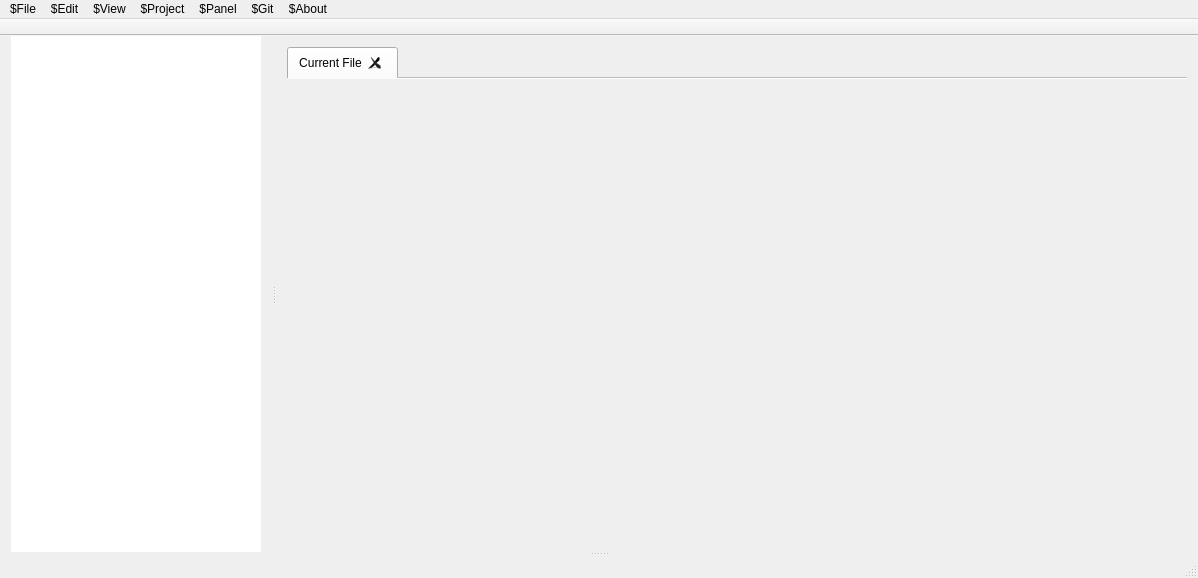
Old version of the form newVersion/SmartCode/smartcode.ui in the repository shotInLeg/SmartCode.
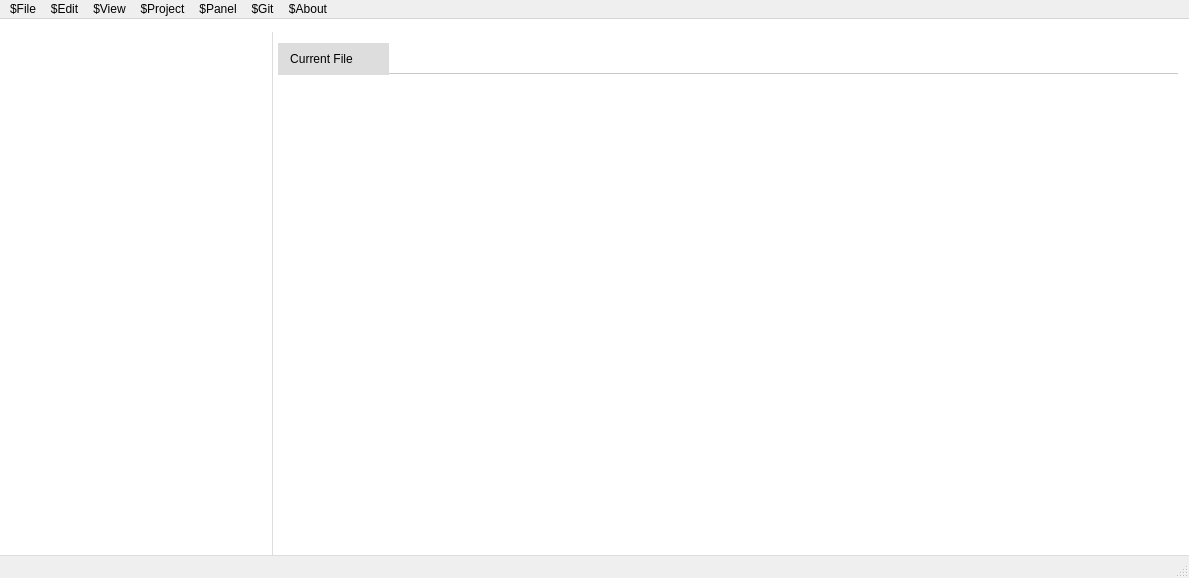
New version of the form. Icons and pictures are not drawn.

What changed in the file:
```diff
--- a/newVersion/SmartCode/smartcode.ui
+++ b/newVersion/SmartCode/smartcode.ui
@@ -14,7 +14,206 @@
    <string>SmartCode</string>
   </property>
   <property name="styleSheet">
-   <string notr="true"/>
+   <string notr="true">QToolBar {
+    border: 1px transparent #ffffff;
+    background: 1px solid #ffffff;
+    font-weight: bold;
+}
+
+QSplitter {
+	background: #ffffff;
+}
+
+QTabBar
+{
+    qproperty-drawBase: 0;
+	background-color: #ffffff;
+}
+
+QTabBar::close-button  {
+    /* image: url(:/icons/resources/icons/warning.png); */
+    background: transparent;
+}
+
+QTabBar::close-button:hover
+{
+    image: url(:/icons/resources/icons/warning.png);
+    background: transparent;
+}
+
+QTabBar::close-button:pressed {
+    image: url(:/icons/resources/icons/warning.png);
+    background: #dddddd;
+}
+
+/* qrc:/icons/resources/icons/warning.png */
+
+/* TOP TABS */
+QTabBar::tab:top {
+    background-color: #dddddd;
+}
+
+QTabBar::tab:top:!selected
+{
+    background-color: #ffffff;
+}
+
+QTabBar::tab:top:!selected:hover {
+    background-color: #eeeeee;
+}
+
+
+
+
+QSplitter::handle {
+     background-color: #dddddd;
+}
+
+QSplitter::handle:hover {
+    background-color: #787876;
+    border: 1px solid #76797C;
+}
+
+QSplitter::handle:horizontal {
+    width: 1px;
+}
+
+QSplitter::handle:vertical {
+    height: 1px;
+}
+
+QScrollBar:vertical
+{
+    background-color: #ffffff;
+    width: 15px;
+    margin: 15px 3px 15px 3px;
+    border: 1px transparent #2A2929;
+    border-radius: 4px;
+}
+
+QScrollBar::handle:vertical
+{
+    background-color: #dddddd;
+    min-height: 5px;
+    border-radius: 4px;
+}
+
+QScrollBar::sub-line:vertical
+{
+    margin: 3px 0px 3px 0px;
+    border-image: url(:/qss_icons/rc/up_arrow_disabled.png);
+    height: 10px;
+    width: 10px;
+    subcontrol-position: top;
+    subcontrol-origin: margin;
+}
+
+QScrollBar::add-line:vertical
+{
+    margin: 3px 0px 3px 0px;
+    border-image: url(:/qss_icons/rc/down_arrow_disabled.png);
+    height: 10px;
+    width: 10px;
+    subcontrol-position: bottom;
+    subcontrol-origin: margin;
+}
+
+QScrollBar::sub-line:vertical:hover,QScrollBar::sub-line:vertical:on
+{
+
+    border-image: url(:/qss_icons/rc/up_arrow.png);
+    height: 10px;
+    width: 10px;
+    subcontrol-position: top;
+    subcontrol-origin: margin;
+}
+
+
+QScrollBar::add-line:vertical:hover, QScrollBar::add-line:vertical:on
+{
+    border-image: url(:/qss_icons/rc/down_arrow.png);
+    height: 10px;
+    width: 10px;
+    subcontrol-position: bottom;
+    subcontrol-origin: margin;
+}
+
+QScrollBar::up-arrow:vertical, QScrollBar::down-arrow:vertical
+{
+    background: none;
+}
+
+
+QScrollBar::add-page:vertical, QScrollBar::sub-page:vertical
+{
+    background: none;
+}
+
+QScrollBar:horizontal
+{
+    height: 15px;
+    margin: 3px 15px 3px 15px;
+    border: 1px transparent #2A2929;
+    border-radius: 4px;
+    background-color: #ffffff;
+}
+
+QScrollBar::handle:horizontal
+{
+    background-color: #dddddd;
+    min-width: 5px;
+    border-radius: 4px;
+}
+
+QScrollBar::add-line:horizontal
+{
+    margin: 0px 3px 0px 3px;
+    border-image: url(:/qss_icons/rc/right_arrow_disabled.png);
+    width: 10px;
+    height: 10px;
+    subcontrol-position: right;
+    subcontrol-origin: margin;
+}
+
+QScrollBar::sub-line:horizontal
+{
+    margin: 0px 3px 0px 3px;
+    border-image: url(:/qss_icons/rc/left_arrow_disabled.png);
+    height: 10px;
+    width: 10px;
+    subcontrol-position: left;
+    subcontrol-origin: margin;
+}
+
+QScrollBar::add-line:horizontal:hover,QScrollBar::add-line:horizontal:on
+{
+    border-image: url(:/qss_icons/rc/right_arrow.png);
+    height: 10px;
+    width: 10px;
+    subcontrol-position: right;
+    subcontrol-origin: margin;
+}
+
+
+QScrollBar::sub-line:horizontal:hover, QScrollBar::sub-line:horizontal:on
+{
+    border-image: url(:/qss_icons/rc/left_arrow.png);
+    height: 10px;
+    width: 10px;
+    subcontrol-position: left;
+    subcontrol-origin: margin;
+}
+
+QScrollBar::up-arrow:horizontal, QScrollBar::down-arrow:horizontal
+{
+    background: none;
+}
+
+
+QScrollBar::add-page:horizontal, QScrollBar::sub-page:horizontal
+{
+    background: none;
+}</string>
   </property>
   <widget class="QWidget" name="centralWidget">
    <layout class="QVBoxLayout" name="ltCentralWidget">
@@ -35,6 +234,9 @@
     </property>
     <item>
      <widget class="QSplitter" name="hSpliter">
+      <property name="styleSheet">
+       <string notr="true"/>
+      </property>
       <property name="orientation">
        <enum>Qt::Vertical</enum>
       </property>
@@ -90,6 +292,9 @@
        </widget>
        <widget class="QWidget" name="verticalLayoutWidget_2">
         <layout class="QVBoxLayout" name="lCode">
+         <property name="leftMargin">
+          <number>5</number>
+         </property>
          <item>
           <layout class="QVBoxLayout" name="lCodeEditorInfo"/>
          </item>
```
